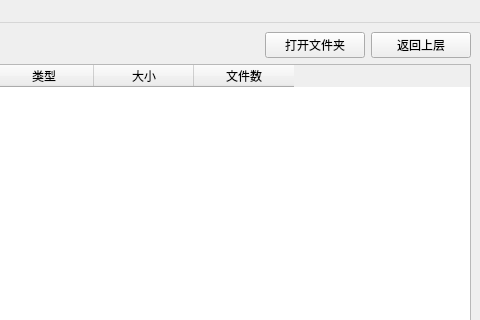
This is QtDesign/MainWindow.ui in victor647/LibraryManager as Qt 5 draws it before an edit; both pictures show x 116 to 596 and y 0 to 320 of the 596 by 665 pixel window. The edited form follows.
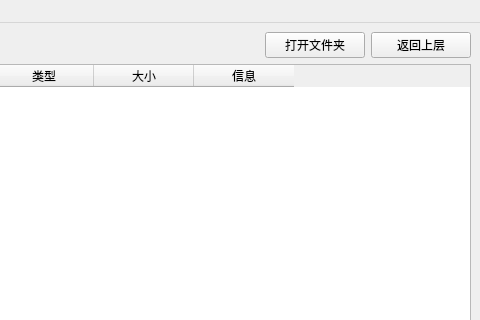
This is the edited form.

Patch:
```diff
--- a/QtDesign/MainWindow.ui
+++ b/QtDesign/MainWindow.ui
@@ -95,7 +95,7 @@
       </column>
       <column>
        <property name="text">
-        <string>文件数</string>
+        <string>信息</string>
        </property>
       </column>
      </widget>
```
